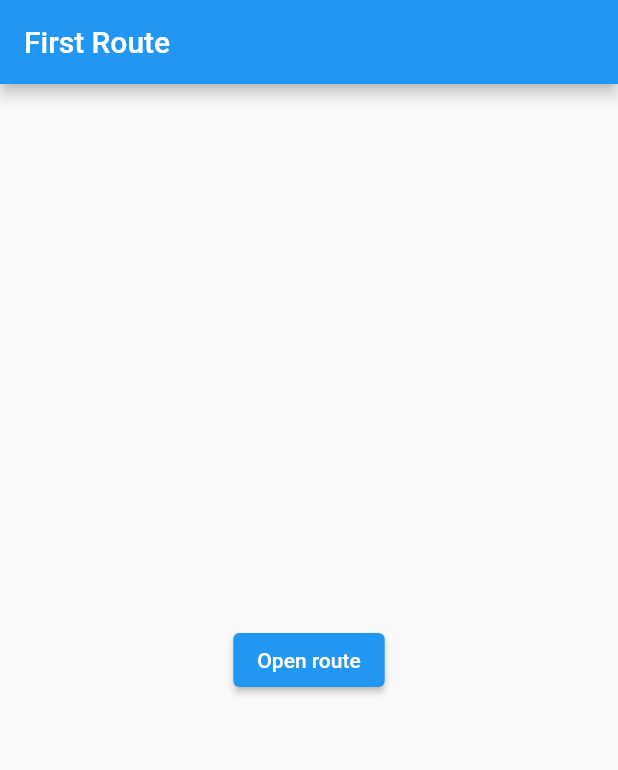
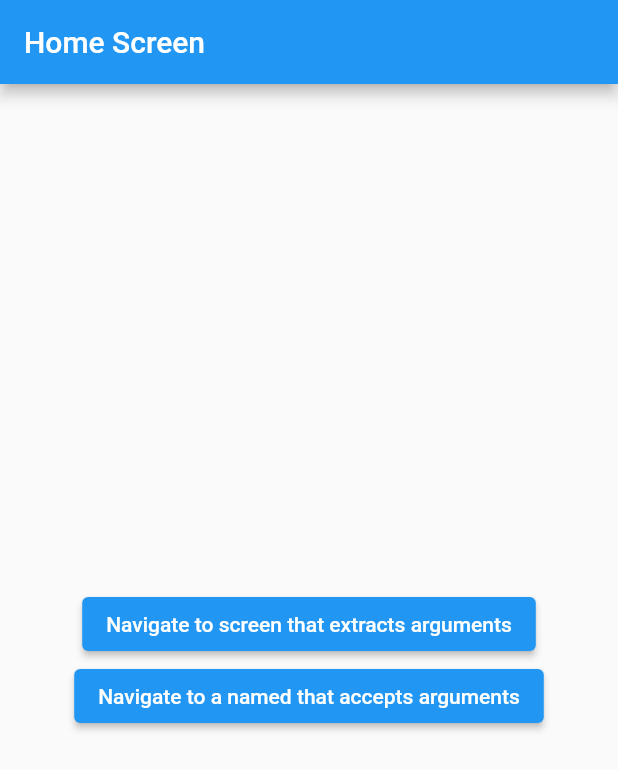
Before and after one commit to aliefhafids/navigation_flutter, a Flutter app: the screen it shows after launch, on a phone screen of 412 x 824 dp. Shown: the top 770 px of the screen. Run offline on Flutter 3.47's test engine with Material 2 defaults, Android fonts, the phone set to English and light mode, and no system bars.

Commit message:
Kode Program Pertama

```diff
--- a/lib/app.dart
+++ b/lib/app.dart
@@ -1,6 +1,5 @@
 import 'package:flutter/material.dart';
 import 'screens/screens.dart';
-
 
 class App extends StatelessWidget {
   const App({
@@ -9,10 +8,28 @@ class App extends StatelessWidget {
 
   @override
   Widget build(BuildContext context) {
-    return const MaterialApp(
-      debugShowCheckedModeBanner: false,
-      title: 'Navigation',
-      home: FirstRoute(),
+    return MaterialApp(
+      routes: {
+        ExtractArgumentScreen.routeName: (context) =>
+          const ExtractArgumentScreen(),
+      },
+      onGenerateRoute: (settings) {
+        if (settings.name == PassArgumentsScreen.routeName) {
+          final args = settings.arguments as ScreenArguments;
+          return MaterialPageRoute(
+            builder: (context) {
+              return PassArgumentsScreen(
+                title: args.title,
+                message: args.message,
+              );
+            },
+          );
+        }
+        assert(false, 'Need to implement ${settings.name}');
+        return null;
+      },
+      title: 'Navigation with arguments',
+      home: const HomeScreen(),
     );
   }
 }
--- /dev/null
+++ b/lib/screens/navigate_argument_screen.dart
@@ -0,0 +1,92 @@
+import 'package:flutter/material.dart';
+
+class ExtractArgumentScreen extends StatelessWidget {
+  const ExtractArgumentScreen({
+      Key ? key
+    }
+
+  ): super(key: key);
+
+  static
+  const routeName = '/extractArguments';
+
+  @override Widget build(BuildContext context) {
+    final args = ModalRoute.of(context) !.settings.arguments as ScreenArguments;
+
+    return Scaffold(appBar: AppBar(title: Text(args.title), ),
+      body: Center(child: Text(args.message), ),
+    );
+  }
+}
+
+class PassArgumentsScreen extends StatelessWidget {
+  static
+  const routeName = '/passArguments';
+
+  final String title;
+  final String message;
+
+  const PassArgumentsScreen({
+      Key ? key,
+      required this.title,
+      required this.message,
+    }
+
+  ): super(key: key);
+
+  @override Widget build(BuildContext context) {
+    return Scaffold(appBar: AppBar(title: Text(title), ),
+      body: Center(child: Text(message), ),
+    );
+  }
+}
+
+class ScreenArguments {
+  final String title;
+  final String message;
+
+  ScreenArguments(this.title, this.message);
+}
+
+class HomeScreen extends StatelessWidget {
+  const HomeScreen({
+      Key ? key
+    }
+
+  ): super(key: key);
+
+  @override Widget build(BuildContext context) {
+
+    return Scaffold(appBar: AppBar(title: const Text('Home Screen'), ),
+      body: Center(child: Column(mainAxisAlignment: MainAxisAlignment.center,
+        children: [ElevatedButton(onPressed: () {
+
+              Navigator.pushNamed(context,
+                ExtractArgumentScreen.routeName,
+                arguments: ScreenArguments('Extract Arguments Screen',
+                  'This message is extracted in the build method.',
+                ),
+              );
+            }
+
+            ,
+            child: const Text('Navigate to screen that extracts arguments'),
+          ),
+          ElevatedButton(onPressed: () {
+              Navigator.pushNamed(context,
+                PassArgumentsScreen.routeName,
+                arguments: ScreenArguments('Accept Arguments Screen',
+                  'This message is extracted in the onGenerateRoute '
+                  'function.',
+                ),
+              );
+            }
+
+            ,
+            child: const Text('Navigate to a named that accepts arguments'),
+          ),
+        ],
+      ), ),
+    );
+  }
+}
--- a/lib/screens/screens.dart
+++ b/lib/screens/screens.dart
@@ -1,2 +1,3 @@
 export 'animate_widget_screen.dart';
 export 'navigate_new_screen.dart';
+export 'navigate_argument_screen.dart';
```
